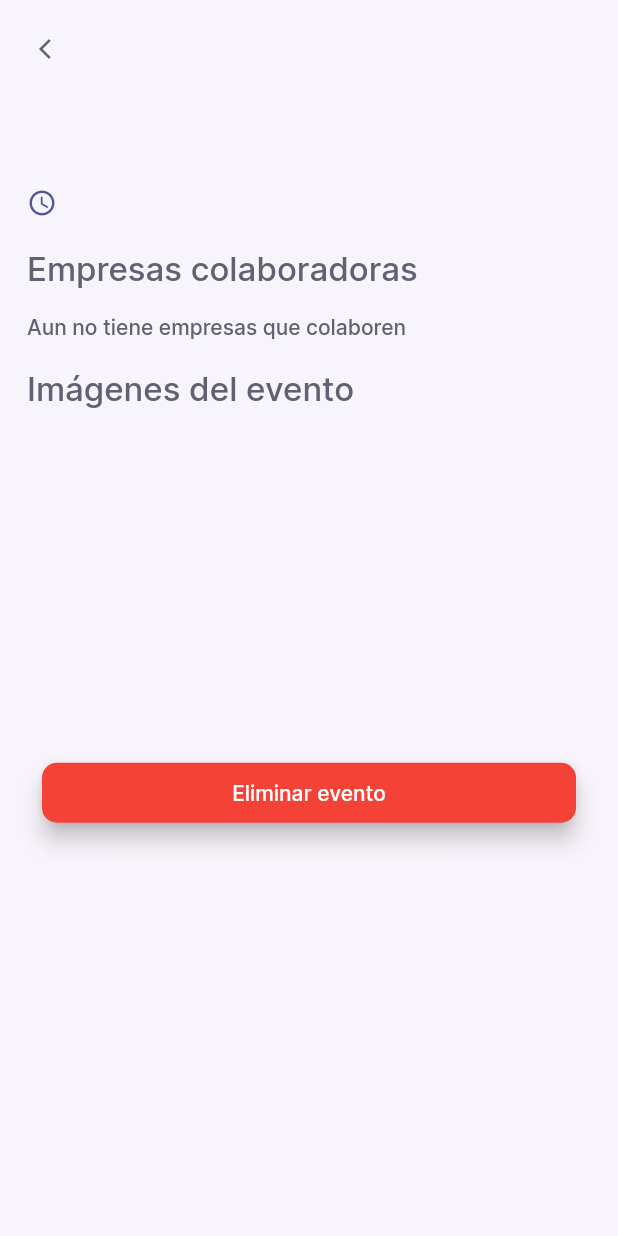
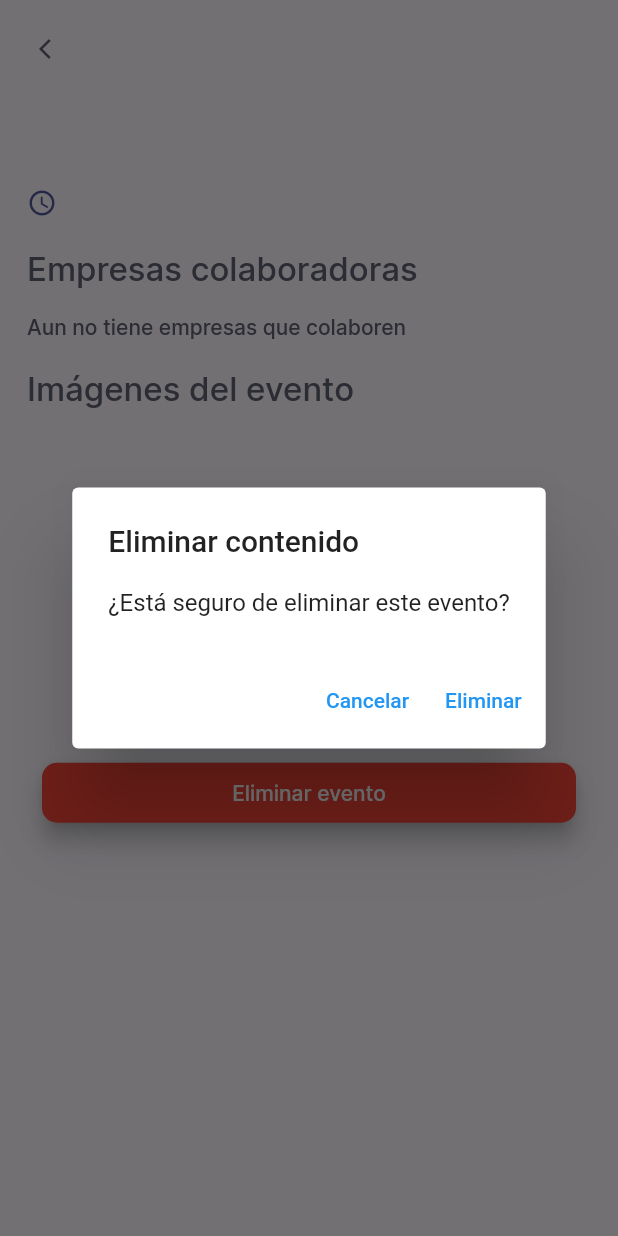
Before and after one commit to alanggdev/eventhub-app, a Flutter app: the EventScreen screen opened directly with empty values, after a tap on "Eliminar evento", on a phone screen of 412 x 824 dp. Run offline on Flutter 3.47's test engine with Material 2 defaults, Android fonts, the phone set to English and light mode, and no system bars; drawn by our look-alikes of carousel_slider; our stand-ins replace dio, flutter_bloc, font_awesome_flutter, image_cropper, image_picker; accounts and stored records are empty.

Commit message:
feat: add delete event

```diff
--- a/lib/features/event/data/repositories/event_repository_impl.dart
+++ b/lib/features/event/data/repositories/event_repository_impl.dart
@@ -16,4 +16,9 @@ class EventRepositoryImpl implements EventRepository {
   Future<List<Event>> getUserEvents(int userid) async {
     return await eventDataSource.getUserEvents(userid);
   }
+
+  @override
+  Future<String> deleteEvent(int eventid) async {
+    return await eventDataSource.deleteEvent(eventid);
+  }
 }
--- a/lib/features/event/domain/repositories/event_repository.dart
+++ b/lib/features/event/domain/repositories/event_repository.dart
@@ -3,4 +3,5 @@ import 'package:eventhub_app/features/event/domain/entities/event.dart';
 abstract class EventRepository {
   Future<String> createEvent(Event eventData);
   Future<List<Event>> getUserEvents(int userid);
+  Future<String> deleteEvent(int eventid);
 }
--- /dev/null
+++ b/lib/features/event/domain/usecases/delete_event.dart
@@ -0,0 +1,11 @@
+import 'package:eventhub_app/features/event/domain/repositories/event_repository.dart';
+
+class DeleteEventUseCase {
+  final EventRepository eventRepository;
+
+  DeleteEventUseCase(this.eventRepository);
+
+  Future<String> execute(int eventid) async {
+    return await eventRepository.deleteEvent(eventid);
+  }
+}
--- a/lib/features/event/presentation/bloc/event_bloc.dart
+++ b/lib/features/event/presentation/bloc/event_bloc.dart
@@ -1,4 +1,5 @@
 import 'dart:io';
+import 'package:eventhub_app/features/event/domain/usecases/delete_event.dart';
 import 'package:flutter_bloc/flutter_bloc.dart';
 
 import 'package:eventhub_app/features/event/domain/usecases/create_event.dart';
@@ -9,13 +10,26 @@ part 'event_event.dart';
 part 'event_state.dart';
 
 class EventBloc extends Bloc<EventEvent, EventState> {
+  final DeleteEventUseCase deleteEventUseCase;
   final CreateEventUseCase createEventUseCase;
   final GetUserEventsUseCase getUserEventsUseCase;
 
-  EventBloc({required this.createEventUseCase, required this.getUserEventsUseCase}) : super(InitialState()) {
+  EventBloc(
+      {required this.createEventUseCase,
+      required this.getUserEventsUseCase,
+      required this.deleteEventUseCase})
+      : super(InitialState()) {
     on<EventEvent>(
       (event, emit) async {
-        if (event is GetUserEvents) {
+        if (event is DeleteUserEvent) {
+          try {
+            emit(DeletingUserEvent());
+            String eventDeletionStatus = await deleteEventUseCase.execute(event.eventid);
+            emit(UserEventDeleted(eventDeletionStatus: eventDeletionStatus));
+          } catch (error) {
+            emit(Error(error: error.toString()));
+          }
+        } else if (event is GetUserEvents) {
           try {
             emit(GettingUserEvents());
             List<Event> userEvents = await getUserEventsUseCase.execute(event.userid);
--- a/lib/features/event/presentation/bloc/event_event.dart
+++ b/lib/features/event/presentation/bloc/event_event.dart
@@ -1,6 +1,12 @@
 part of 'event_bloc.dart';
 
 abstract class EventEvent {}
+
+class DeleteUserEvent extends EventEvent {
+  final int eventid;
+
+  DeleteUserEvent({required this.eventid});
+}
 
 class GetUserEvents extends EventEvent {
   final int userid;
--- a/lib/features/event/presentation/bloc/event_state.dart
+++ b/lib/features/event/presentation/bloc/event_state.dart
@@ -3,6 +3,13 @@ part of 'event_bloc.dart';
 abstract class EventState {}
 
 class InitialState extends EventState {}
+
+class DeletingUserEvent extends EventState {}
+class UserEventDeleted extends EventState {
+  final String eventDeletionStatus;
+
+  UserEventDeleted({required this.eventDeletionStatus});
+}
 
 class GettingUserEvents extends EventState {}
 class UserEventGotten extends EventState {
--- a/lib/features/event/presentation/pages/event_screen.dart
+++ b/lib/features/event/presentation/pages/event_screen.dart
@@ -1,17 +1,23 @@
 import 'package:flutter/material.dart';
 import 'package:carousel_slider/carousel_slider.dart';
+import 'package:flutter_bloc/flutter_bloc.dart';
 
 import 'package:eventhub_app/assets.dart';
 import 'package:eventhub_app/features/event/presentation/widgets/event.dart';
 import 'package:eventhub_app/features/event/domain/entities/event.dart';
 import 'package:eventhub_app/features/event/presentation/widgets/button.dart';
-import 'package:eventhub_app/keys.dart';
+import 'package:eventhub_app/features/event/presentation/bloc/event_bloc.dart';
+import 'package:eventhub_app/features/event/presentation/widgets/alerts.dart';
+import 'package:eventhub_app/home.dart';
+
+import 'package:eventhub_app/features/auth/domain/entities/user.dart';
 
 import 'package:eventhub_app/features/provider/presentation/widgets/provider.dart';
 
 class EventScreen extends StatefulWidget {
   final Event userEvent;
-  const EventScreen(this.userEvent, {super.key});
+  final User user;
+  const EventScreen(this.userEvent, this.user, {super.key});
 
   @override
   State<EventScreen> createState() => _EventScreenState();
@@ -22,8 +28,11 @@ class _EventScreenState extends State<EventScreen> {
   Widget build(BuildContext context) {
     return Scaffold(
         backgroundColor: ColorStyles.baseLightBlue,
-      body: SafeArea(
-        child: NestedScrollView(
+        body: BlocBuilder<EventBloc, EventState>(builder: (context, state) {
+          return SafeArea(
+            child: Stack(
+              children: [
+                NestedScrollView(
                   floatHeaderSlivers: true,
                   headerSliverBuilder: (context, innerBoxIsScrolled) => [
                     SliverAppBar(
@@ -44,7 +53,8 @@ class _EventScreenState extends State<EventScreen> {
                                 size: 16,
                               ),
                               Padding(
-                        padding: const EdgeInsets.symmetric(horizontal: 10),
+                                padding:
+                                    const EdgeInsets.symmetric(horizontal: 10),
                                 child: Text(
                                   widget.userEvent.name,
                                   style: const TextStyle(
@@ -78,11 +88,12 @@ class _EventScreenState extends State<EventScreen> {
                                       color: ColorStyles.primaryGrayBlue),
                                 ),
                                 Padding(
-                          padding: const EdgeInsets.symmetric(vertical: 6),
+                                  padding:
+                                      const EdgeInsets.symmetric(vertical: 6),
                                   child: Wrap(
                                     spacing: 8,
-                            children:
-                                widget.userEvent.categories.map((category) {
+                                    children: widget.userEvent.categories
+                                        .map((category) {
                                       return eventCategoryLabel(category);
                                     }).toList(),
                                     //
@@ -96,8 +107,8 @@ class _EventScreenState extends State<EventScreen> {
                                       size: 20,
                                     ),
                                     Padding(
-                              padding:
-                                  const EdgeInsets.symmetric(horizontal: 6),
+                                      padding: const EdgeInsets.symmetric(
+                                          horizontal: 6),
                                       child: Text(
                                         widget.userEvent.date,
                                         style: const TextStyle(
@@ -169,15 +180,17 @@ class _EventScreenState extends State<EventScreen> {
                                       color: ColorStyles.primaryGrayBlue),
                                 ),
                                 CarouselSlider(
-                          options: CarouselOptions(enableInfiniteScroll: false),
+                                  options: CarouselOptions(
+                                      enableInfiniteScroll: false),
                                   items: [
                                     for (int index = 0;
-                                index < widget.userEvent.imagePaths!.length;
+                                        index <
+                                            widget.userEvent.imagePaths!.length;
                                         index++)
                                       Builder(
                                         builder: (BuildContext context) {
-                                  return eventImage(
-                                      widget.userEvent.imagePaths![index]);
+                                          return eventImage(widget
+                                              .userEvent.imagePaths![index]);
                                         },
                                       ),
                                   ],
@@ -185,13 +198,32 @@ class _EventScreenState extends State<EventScreen> {
                               ],
                             ),
                           ),
-                  eventOptionButton(context, 'Eliminar evento')
+                          eventOptionButton(context, 'Eliminar evento', widget.userEvent.id!, context.read<EventBloc>()),
                         ],
                       ),
                     ),
                   ),
                 ),
+                if (state is DeletingUserEvent)
+                  loadingEventWidget(context)
+                else if (state is UserEventDeleted)
+                  FutureBuilder(
+                    future: Future.delayed(Duration.zero, () async {
+                      Navigator.pushAndRemoveUntil(
+                          context,
+                          MaterialPageRoute(
+                              builder: (context) => HomeScreen(widget.user)),
+                          (route) => false);
+                    }),
+                    builder: (context, snapshot) {
+                      return Container();
+                    },
+                  )
+                else if (state is Error)
+                  errorEventAlert(context, state.error)
+              ],
             ),
           );
+        }));
   }
 }
--- a/lib/features/event/presentation/pages/my_events_screen.dart
+++ b/lib/features/event/presentation/pages/my_events_screen.dart
@@ -68,7 +68,7 @@ class _MyEventsScreenState extends State<MyEventsScreen> {
                         if (state.userEvents.isNotEmpty)
                           Column(
                             children: state.userEvents.map((userEvent) {
-                              return eventWidget(context, userEvent);
+                              return eventWidget(context, userEvent, widget.user);
                             }).toList(),
                           )
                         else
@@ -127,8 +127,6 @@ class _MyEventsScreenState extends State<MyEventsScreen> {
               ],
             ),
           ),
-          // if (state is GettingUserEvents)
-          //   const Center(child: CircularProgressIndicator()),
         ],
       );
     });
--- a/lib/features/event/presentation/widgets/button.dart
+++ b/lib/features/event/presentation/widgets/button.dart
@@ -6,7 +6,8 @@ import 'package:eventhub_app/features/event/presentation/widgets/alerts.dart';
 import 'package:eventhub_app/features/event/presentation/bloc/event_bloc.dart';
 import 'package:eventhub_app/features/auth/domain/entities/user.dart';
 
-Padding eventOptionButton(BuildContext context, String label) {
+Padding eventOptionButton(
+    BuildContext context, String label, int eventid, EventBloc eventBloc) {
   return Padding(
     padding: const EdgeInsets.all(10),
     child: TextButton(
@@ -20,7 +21,37 @@ Padding eventOptionButton(BuildContext context, String label) {
         shadowColor: Colors.black,
         elevation: 6,
       ),
-      onPressed: () {},
+      onPressed: () {
+        Widget cancelButton = TextButton(
+          child: const Text("Cancelar"),
+          onPressed: () {
+            Navigator.pop(context);
+          },
+        );
+        Widget continueButton = TextButton(
+          child: const Text("Eliminar"),
+          onPressed: () {
+            Navigator.pop(context);
+            eventBloc.add(DeleteUserEvent(eventid: eventid));
+          },
+        );
+        // set up the AlertDialog
+        AlertDialog alert = AlertDialog(
+          title: const Text("Eliminar contenido"),
+          content: const Text("¿Está seguro de eliminar este evento?"),
+          actions: [
+            cancelButton,
+            continueButton,
+          ],
+        );
+        // show the dialog
+        showDialog(
+          context: context,
+          builder: (BuildContext context) {
+            return alert;
+          },
+        );
+      },
       child: Text(
         label,
         style: const TextStyle(
--- a/lib/features/event/presentation/widgets/event.dart
+++ b/lib/features/event/presentation/widgets/event.dart
@@ -4,14 +4,15 @@ import 'package:eventhub_app/assets.dart';
 import 'package:eventhub_app/features/event/presentation/pages/event_screen.dart';
 import 'package:eventhub_app/features/event/domain/entities/event.dart';
 import 'package:eventhub_app/keys.dart';
+import 'package:eventhub_app/features/auth/domain/entities/user.dart';
 
-Padding eventWidget(BuildContext context, Event userEvent) {
+Padding eventWidget(BuildContext context, Event userEvent, User user) {
   return Padding(
     padding: const EdgeInsets.all(15),
     child: GestureDetector(
       onTap: () {
         Navigator.push(context,
-            MaterialPageRoute(builder: (context) => EventScreen(userEvent)));
+            MaterialPageRoute(builder: (context) => EventScreen(userEvent, user)));
       },
       child: Container(
         width: double.infinity,
--- a/lib/main.dart
+++ b/lib/main.dart
@@ -29,7 +29,8 @@ class MyApp extends StatelessWidget {
         BlocProvider<EventBloc>(
           create: (BuildContext context) => EventBloc(
               createEventUseCase: usecaseConfig.createEventUseCase!,
-              getUserEventsUseCase: usecaseConfig.getUserEventsUseCase!),
+              getUserEventsUseCase: usecaseConfig.getUserEventsUseCase!,
+              deleteEventUseCase: usecaseConfig.deleteEventUseCase!),
         )
       ],
       child: MaterialApp(
--- a/lib/usecase_config.dart
+++ b/lib/usecase_config.dart
@@ -6,6 +6,7 @@ import 'package:eventhub_app/features/auth/domain/usecases/register_user.dart';
 import 'package:eventhub_app/features/event/data/datasources/event_remote.dart';
 import 'package:eventhub_app/features/event/data/repositories/event_repository_impl.dart';
 import 'package:eventhub_app/features/event/domain/usecases/create_event.dart';
+import 'package:eventhub_app/features/event/domain/usecases/delete_event.dart';
 import 'package:eventhub_app/features/event/domain/usecases/get_user_events.dart';
 
 class UseCaseConfig {
@@ -18,6 +19,7 @@ class UseCaseConfig {
   EventRepositoryImpl? eventRepositoryImpl;
   CreateEventUseCase? createEventUseCase;
   GetUserEventsUseCase? getUserEventsUseCase;
+  DeleteEventUseCase? deleteEventUseCase;
 
   UseCaseConfig() {
     authUserDataSourceImpl = AuthUserDataSourceImpl();
@@ -29,5 +31,6 @@ class UseCaseConfig {
     eventRepositoryImpl = EventRepositoryImpl(eventDataSource: eventDataSourceImpl!);
     createEventUseCase = CreateEventUseCase(eventRepositoryImpl!);
     getUserEventsUseCase = GetUserEventsUseCase(eventRepositoryImpl!);
+    deleteEventUseCase = DeleteEventUseCase(eventRepositoryImpl!);
   }
 }
```
Also changed, not shown: lib/features/event/data/datasources/event_remote.dart (+12 -0 lines). Lines whose indentation alone changed are shown as unchanged.
